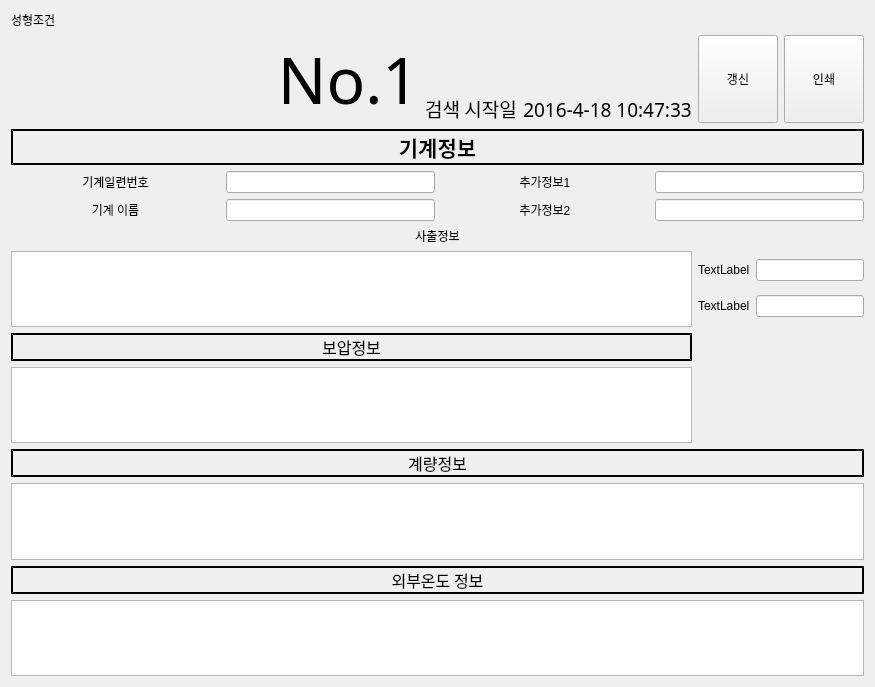
Above: molding_setting.ui from good7zzang/QT_DBA before the change. Below: the same form after it.
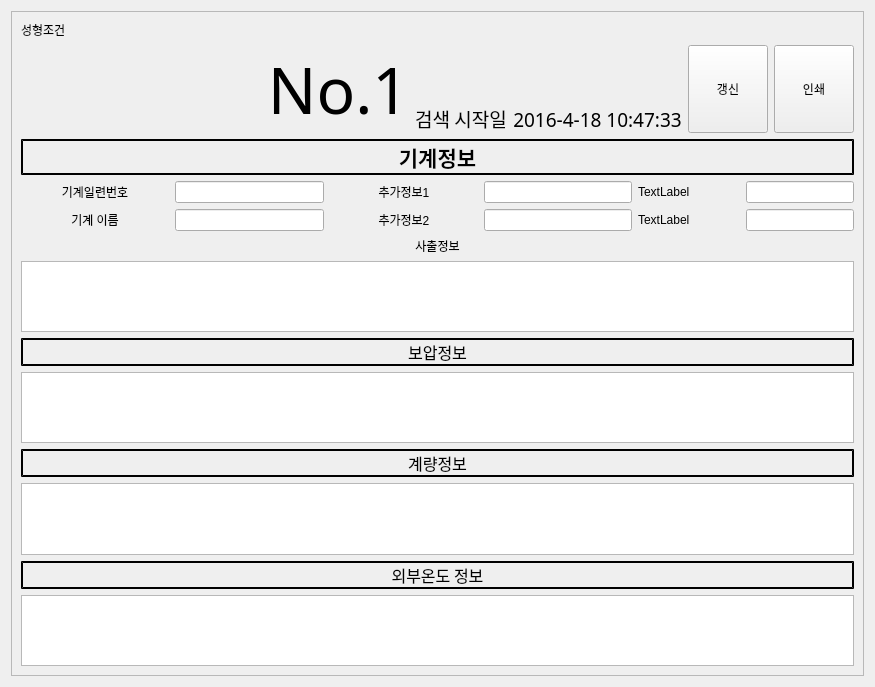
That is the form after the change.

```diff
--- a/molding_setting.ui
+++ b/molding_setting.ui
@@ -14,126 +14,102 @@
    <string>Form</string>
   </property>
   <layout class="QGridLayout" name="gridLayout">
-   <item row="6" column="0" colspan="2">
-    <widget class="QLabel" name="label_10">
-     <property name="text">
-      <string>사출정보</string>
-     </property>
-     <property name="alignment">
-      <set>Qt::AlignCenter</set>
-     </property>
-    </widget>
-   </item>
    <item row="0" column="0">
+    <widget class="QScrollArea" name="scrollArea">
+     <property name="widgetResizable">
+      <bool>true</bool>
+     </property>
+     <widget class="QWidget" name="scrollAreaWidgetContents_2">
+      <property name="geometry">
+       <rect>
+        <x>0</x>
+        <y>0</y>
+        <width>855</width>
+        <height>667</height>
+       </rect>
+      </property>
+      <layout class="QGridLayout" name="gridLayout_10">
+       <item row="0" column="0" colspan="4">
     <widget class="QLabel" name="label">
      <property name="text">
       <string>성형조건</string>
      </property>
     </widget>
    </item>
-   <item row="7" column="1">
-    <layout class="QGridLayout" name="gridLayout_3">
-     <item row="0" column="0">
-      <widget class="QLabel" name="label_12">
-       <property name="text">
-        <string>TextLabel</string>
-       </property>
-      </widget>
-     </item>
-     <item row="0" column="1">
-      <widget class="QLineEdit" name="lineEdit_5">
-       <property name="sizePolicy">
-        <sizepolicy hsizetype="Preferred" vsizetype="Fixed">
-         <horstretch>0</horstretch>
-         <verstretch>0</verstretch>
-        </sizepolicy>
-       </property>
-      </widget>
-     </item>
-     <item row="1" column="0">
-      <widget class="QLabel" name="label_13">
+       <item row="1" column="2" colspan="2">
+        <layout class="QHBoxLayout" name="horizontalLayout_13">
+         <item>
+          <layout class="QHBoxLayout" name="horizontalLayout_14">
+           <item>
+            <layout class="QHBoxLayout" name="horizontalLayout_15">
+             <item>
+              <widget class="QLabel" name="label_40">
+               <property name="font">
+                <font>
+                 <family>Agency FB</family>
+                 <pointsize>14</pointsize>
+                </font>
+               </property>
        <property name="text">
-        <string>TextLabel</string>
-       </property>
-      </widget>
-     </item>
-     <item row="1" column="1">
-      <widget class="QLineEdit" name="lineEdit_6">
-       <property name="sizePolicy">
-        <sizepolicy hsizetype="Preferred" vsizetype="Fixed">
-         <horstretch>0</horstretch>
-         <verstretch>0</verstretch>
-        </sizepolicy>
+                <string>검색 시작일</string>
+               </property>
+               <property name="alignment">
+                <set>Qt::AlignBottom|Qt::AlignHCenter</set>
        </property>
       </widget>
      </item>
-    </layout>
-   </item>
-   <item row="12" column="0" colspan="2">
-    <widget class="QTableWidget" name="tableWidget"/>
-   </item>
-   <item row="9" column="0">
-    <widget class="QTableView" name="tableView_2"/>
-   </item>
-   <item row="7" column="0">
-    <widget class="QTableView" name="tableView"/>
-   </item>
-   <item row="8" column="0">
-    <widget class="QLabel" name="label_11">
+             <item>
+              <widget class="QLabel" name="label_41">
      <property name="font">
       <font>
        <family>Agency FB</family>
-       <pointsize>12</pointsize>
-      </font>
-     </property>
-     <property name="styleSheet">
-      <string notr="true">QLabel{
-	border-style: outset;
-	border-width: 2px;
-	border-color: black;
-}</string>
-     </property>
+                 <pointsize>14</pointsize>
+                </font>
+               </property>
      <property name="text">
-      <string>보압정보</string>
+                <string>2016-4-18 10:47:33</string>
      </property>
      <property name="alignment">
-      <set>Qt::AlignCenter</set>
+                <set>Qt::AlignBottom|Qt::AlignHCenter</set>
      </property>
     </widget>
    </item>
-   <item row="2" column="0" colspan="2">
-    <layout class="QHBoxLayout" name="horizontalLayout_4">
      <item>
-      <widget class="QLabel" name="label_5">
-       <property name="font">
-        <font>
-         <family>Agency FB</family>
-         <pointsize>16</pointsize>
-         <weight>75</weight>
-         <bold>true</bold>
-        </font>
-       </property>
-       <property name="styleSheet">
-        <string notr="true">QLabel{
-	border-style: outset;
-	border-width: 2px;
-	border-color: black;
-}</string>
-       </property>
+              <widget class="QPushButton" name="pushButton_7">
+               <property name="sizePolicy">
+                <sizepolicy hsizetype="Maximum" vsizetype="Minimum">
+                 <horstretch>0</horstretch>
+                 <verstretch>0</verstretch>
+                </sizepolicy>
+               </property>
        <property name="text">
-        <string>기계정보</string>
-       </property>
-       <property name="alignment">
-        <set>Qt::AlignCenter</set>
-       </property>
+                <string>갱신</string>
+               </property>
+              </widget>
+             </item>
+             <item>
+              <widget class="QPushButton" name="pushButton_8">
+               <property name="sizePolicy">
+                <sizepolicy hsizetype="Maximum" vsizetype="Minimum">
+                 <horstretch>0</horstretch>
+                 <verstretch>0</verstretch>
+                </sizepolicy>
+               </property>
+               <property name="text">
+                <string>인쇄</string>
+               </property>
       </widget>
      </item>
     </layout>
    </item>
-   <item row="3" column="0" colspan="2">
-    <layout class="QGridLayout" name="gridLayout_2">
+          </layout>
+         </item>
+        </layout>
+       </item>
+       <item row="3" column="0" colspan="3">
+        <layout class="QGridLayout" name="gridLayout_8">
      <item row="0" column="2">
-      <widget class="QLabel" name="label_7">
+          <widget class="QLabel" name="label_32">
        <property name="text">
         <string>추가정보1</string>
        </property>
@@ -143,7 +119,7 @@
       </widget>
      </item>
      <item row="0" column="1">
-      <widget class="QLineEdit" name="lineEdit">
+          <widget class="QLineEdit" name="lineEdit_19">
        <property name="sizePolicy">
         <sizepolicy hsizetype="Preferred" vsizetype="Fixed">
          <horstretch>0</horstretch>
@@ -153,7 +129,7 @@
       </widget>
      </item>
      <item row="0" column="0">
-      <widget class="QLabel" name="label_6">
+          <widget class="QLabel" name="label_36">
        <property name="text">
         <string>기계일련번호</string>
        </property>
@@ -163,7 +139,7 @@
       </widget>
      </item>
      <item row="0" column="3">
-      <widget class="QLineEdit" name="lineEdit_2">
+          <widget class="QLineEdit" name="lineEdit_20">
        <property name="sizePolicy">
         <sizepolicy hsizetype="Preferred" vsizetype="Fixed">
          <horstretch>0</horstretch>
@@ -173,7 +149,7 @@
       </widget>
      </item>
      <item row="1" column="0">
-      <widget class="QLabel" name="label_8">
+          <widget class="QLabel" name="label_37">
        <property name="text">
         <string>기계 이름</string>
        </property>
@@ -183,7 +159,7 @@
       </widget>
      </item>
      <item row="1" column="1">
-      <widget class="QLineEdit" name="lineEdit_3">
+          <widget class="QLineEdit" name="lineEdit_21">
        <property name="sizePolicy">
         <sizepolicy hsizetype="Preferred" vsizetype="Fixed">
          <horstretch>0</horstretch>
@@ -193,7 +169,7 @@
       </widget>
      </item>
      <item row="1" column="2">
-      <widget class="QLabel" name="label_9">
+          <widget class="QLabel" name="label_38">
        <property name="text">
         <string>추가정보2</string>
        </property>
@@ -203,7 +179,7 @@
       </widget>
      </item>
      <item row="1" column="3">
-      <widget class="QLineEdit" name="lineEdit_4">
+          <widget class="QLineEdit" name="lineEdit_22">
        <property name="sizePolicy">
         <sizepolicy hsizetype="Preferred" vsizetype="Fixed">
          <horstretch>0</horstretch>
@@ -214,8 +190,162 @@
      </item>
     </layout>
    </item>
+       <item row="3" column="3">
+        <layout class="QGridLayout" name="gridLayout_9">
+         <item row="0" column="1">
+          <widget class="QLineEdit" name="lineEdit_23">
+           <property name="sizePolicy">
+            <sizepolicy hsizetype="Preferred" vsizetype="Fixed">
+             <horstretch>0</horstretch>
+             <verstretch>0</verstretch>
+            </sizepolicy>
+           </property>
+          </widget>
+         </item>
+         <item row="1" column="0">
+          <widget class="QLabel" name="label_45">
+           <property name="text">
+            <string>TextLabel</string>
+           </property>
+          </widget>
+         </item>
+         <item row="1" column="1">
+          <widget class="QLineEdit" name="lineEdit_24">
+           <property name="sizePolicy">
+            <sizepolicy hsizetype="Preferred" vsizetype="Fixed">
+             <horstretch>0</horstretch>
+             <verstretch>0</verstretch>
+            </sizepolicy>
+           </property>
+          </widget>
+         </item>
+         <item row="0" column="0">
+          <widget class="QLabel" name="label_44">
+           <property name="text">
+            <string>TextLabel</string>
+           </property>
+          </widget>
+         </item>
+        </layout>
+       </item>
+       <item row="4" column="0" colspan="4">
+        <widget class="QLabel" name="label_10">
+         <property name="text">
+          <string>사출정보</string>
+         </property>
+         <property name="alignment">
+          <set>Qt::AlignCenter</set>
+         </property>
+        </widget>
+       </item>
+       <item row="5" column="0" colspan="4">
+        <widget class="QTableView" name="tableView"/>
+       </item>
+       <item row="6" column="0" colspan="4">
+        <widget class="QLabel" name="label_11">
+         <property name="font">
+          <font>
+           <family>Agency FB</family>
+           <pointsize>12</pointsize>
+          </font>
+         </property>
+         <property name="styleSheet">
+          <string notr="true">QLabel{
+	border-style: outset;
+	border-width: 2px;
+	border-color: black;
+}</string>
+         </property>
+         <property name="text">
+          <string>보압정보</string>
+         </property>
+         <property name="alignment">
+          <set>Qt::AlignCenter</set>
+         </property>
+        </widget>
+       </item>
+       <item row="7" column="0" colspan="4">
+        <widget class="QTableView" name="tableView_2"/>
+       </item>
+       <item row="8" column="0" colspan="4">
+        <widget class="QLabel" name="label_14">
+         <property name="font">
+          <font>
+           <family>Agency FB</family>
+           <pointsize>12</pointsize>
+          </font>
+         </property>
+         <property name="styleSheet">
+          <string notr="true">QLabel{
+	border-style: outset;
+	border-width: 2px;
+	border-color: black;
+}</string>
+         </property>
+         <property name="text">
+          <string>계량정보</string>
+         </property>
+         <property name="alignment">
+          <set>Qt::AlignCenter</set>
+         </property>
+        </widget>
+       </item>
+       <item row="9" column="0" colspan="4">
+        <widget class="QTableWidget" name="tableWidget"/>
+       </item>
+       <item row="10" column="0" colspan="4">
+        <widget class="QLabel" name="label_42">
+         <property name="font">
+          <font>
+           <family>Agency FB</family>
+           <pointsize>12</pointsize>
+          </font>
+         </property>
+         <property name="styleSheet">
+          <string notr="true">QLabel{
+	border-style: outset;
+	border-width: 2px;
+	border-color: black;
+}</string>
+         </property>
+         <property name="text">
+          <string>외부온도 정보</string>
+         </property>
+         <property name="alignment">
+          <set>Qt::AlignCenter</set>
+         </property>
+        </widget>
+       </item>
+       <item row="11" column="0" colspan="4">
+        <widget class="QTableView" name="tableView_3"/>
+       </item>
+       <item row="2" column="0" colspan="4">
+        <widget class="QLabel" name="label_43">
+         <property name="font">
+          <font>
+           <family>Agency FB</family>
+           <pointsize>16</pointsize>
+           <weight>75</weight>
+           <bold>true</bold>
+          </font>
+         </property>
+         <property name="styleSheet">
+          <string notr="true">QLabel{
+	border-style: outset;
+	border-width: 2px;
+	border-color: black;
+}</string>
+         </property>
+         <property name="text">
+          <string>기계정보</string>
+         </property>
+         <property name="alignment">
+          <set>Qt::AlignCenter</set>
+         </property>
+        </widget>
+       </item>
    <item row="1" column="0" colspan="2">
-    <layout class="QHBoxLayout" name="horizontalLayout">
+        <layout class="QHBoxLayout" name="horizontalLayout_16">
      <item>
       <widget class="QLabel" name="label_2">
        <property name="font">
@@ -235,123 +365,12 @@
        </property>
       </widget>
      </item>
-     <item>
-      <layout class="QHBoxLayout" name="horizontalLayout_2">
-       <item>
-        <layout class="QHBoxLayout" name="horizontalLayout_3">
-         <item>
-          <widget class="QLabel" name="label_3">
-           <property name="font">
-            <font>
-             <family>Agency FB</family>
-             <pointsize>14</pointsize>
-            </font>
-           </property>
-           <property name="text">
-            <string>검색 시작일</string>
-           </property>
-           <property name="alignment">
-            <set>Qt::AlignBottom|Qt::AlignHCenter</set>
-           </property>
-          </widget>
-         </item>
-         <item>
-          <widget class="QLabel" name="label_4">
-           <property name="font">
-            <font>
-             <family>Agency FB</family>
-             <pointsize>14</pointsize>
-            </font>
-           </property>
-           <property name="text">
-            <string>2016-4-18 10:47:33</string>
-           </property>
-           <property name="alignment">
-            <set>Qt::AlignBottom|Qt::AlignHCenter</set>
-           </property>
-          </widget>
-         </item>
-         <item>
-          <widget class="QPushButton" name="pushButton">
-           <property name="sizePolicy">
-            <sizepolicy hsizetype="Maximum" vsizetype="Minimum">
-             <horstretch>0</horstretch>
-             <verstretch>0</verstretch>
-            </sizepolicy>
-           </property>
-           <property name="text">
-            <string>갱신</string>
-           </property>
-          </widget>
-         </item>
-         <item>
-          <widget class="QPushButton" name="pushButton_2">
-           <property name="sizePolicy">
-            <sizepolicy hsizetype="Maximum" vsizetype="Minimum">
-             <horstretch>0</horstretch>
-             <verstretch>0</verstretch>
-            </sizepolicy>
-           </property>
-           <property name="text">
-            <string>인쇄</string>
-           </property>
-          </widget>
-         </item>
         </layout>
        </item>
       </layout>
-     </item>
-    </layout>
-   </item>
-   <item row="10" column="0" colspan="2">
-    <widget class="QLabel" name="label_14">
-     <property name="font">
-      <font>
-       <family>Agency FB</family>
-       <pointsize>12</pointsize>
-      </font>
-     </property>
-     <property name="styleSheet">
-      <string notr="true">QLabel{
-	border-style: outset;
-	border-width: 2px;
-	border-color: black;
-}</string>
-     </property>
-     <property name="text">
-      <string>계량정보</string>
-     </property>
-     <property name="alignment">
-      <set>Qt::AlignCenter</set>
-     </property>
-    </widget>
-   </item>
-   <item row="13" column="0" colspan="2">
-    <widget class="QLabel" name="label_15">
-     <property name="font">
-      <font>
-       <family>Agency FB</family>
-       <pointsize>12</pointsize>
-      </font>
-     </property>
-     <property name="styleSheet">
-      <string notr="true">QLabel{
-	border-style: outset;
-	border-width: 2px;
-	border-color: black;
-}</string>
-     </property>
-     <property name="text">
-      <string>외부온도 정보</string>
-     </property>
-     <property name="alignment">
-      <set>Qt::AlignCenter</set>
-     </property>
+     </widget>
     </widget>
    </item>
-   <item row="14" column="0" colspan="2">
-    <widget class="QTableView" name="tableView_3"/>
-   </item>
   </layout>
  </widget>
  <resources/>
```
Left out of the diff: 2 changed lines with no effect on the pictures. Lines whose indentation alone changed are shown as unchanged.
